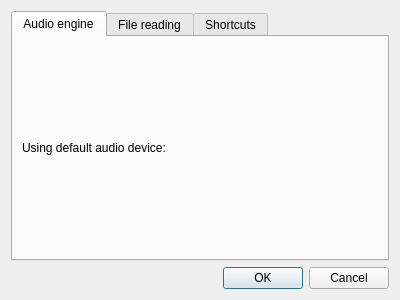
Qt form src/wdialogsettings.ui (gillesdegottex/dfasma) before a commit.
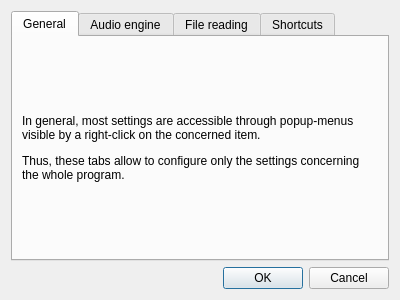
The same form after that commit.

Commit message: Some comments on settings in DFasma

The edit to the form file:
```diff
--- a/src/wdialogsettings.ui
+++ b/src/wdialogsettings.ui
@@ -19,6 +19,49 @@
      <property name="currentIndex">
       <number>0</number>
      </property>
+     <widget class="QWidget" name="tab_3">
+      <attribute name="title">
+       <string>General</string>
+      </attribute>
+      <layout class="QVBoxLayout" name="verticalLayout_4">
+       <item>
+        <spacer name="verticalSpacer_2">
+         <property name="orientation">
+          <enum>Qt::Vertical</enum>
+         </property>
+         <property name="sizeHint" stdset="0">
+          <size>
+           <width>20</width>
+           <height>40</height>
+          </size>
+         </property>
+        </spacer>
+       </item>
+       <item>
+        <widget class="QLabel" name="label_3">
+         <property name="text">
+          <string>&lt;html&gt;&lt;head/&gt;&lt;body&gt;&lt;p&gt;In general, most settings are accessible through popup-menus visible by a right-click on the concerned item.&lt;/p&gt;&lt;p&gt;Thus, these tabs allow to configure only the settings concerning the whole program.&lt;/p&gt;&lt;/body&gt;&lt;/html&gt;</string>
+         </property>
+         <property name="wordWrap">
+          <bool>true</bool>
+         </property>
+        </widget>
+       </item>
+       <item>
+        <spacer name="verticalSpacer">
+         <property name="orientation">
+          <enum>Qt::Vertical</enum>
+         </property>
+         <property name="sizeHint" stdset="0">
+          <size>
+           <width>20</width>
+           <height>40</height>
+          </size>
+         </property>
+        </spacer>
+       </item>
+      </layout>
+     </widget>
      <widget class="QWidget" name="tabAudioEngine">
       <attribute name="title">
        <string>Audio engine</string>
```
